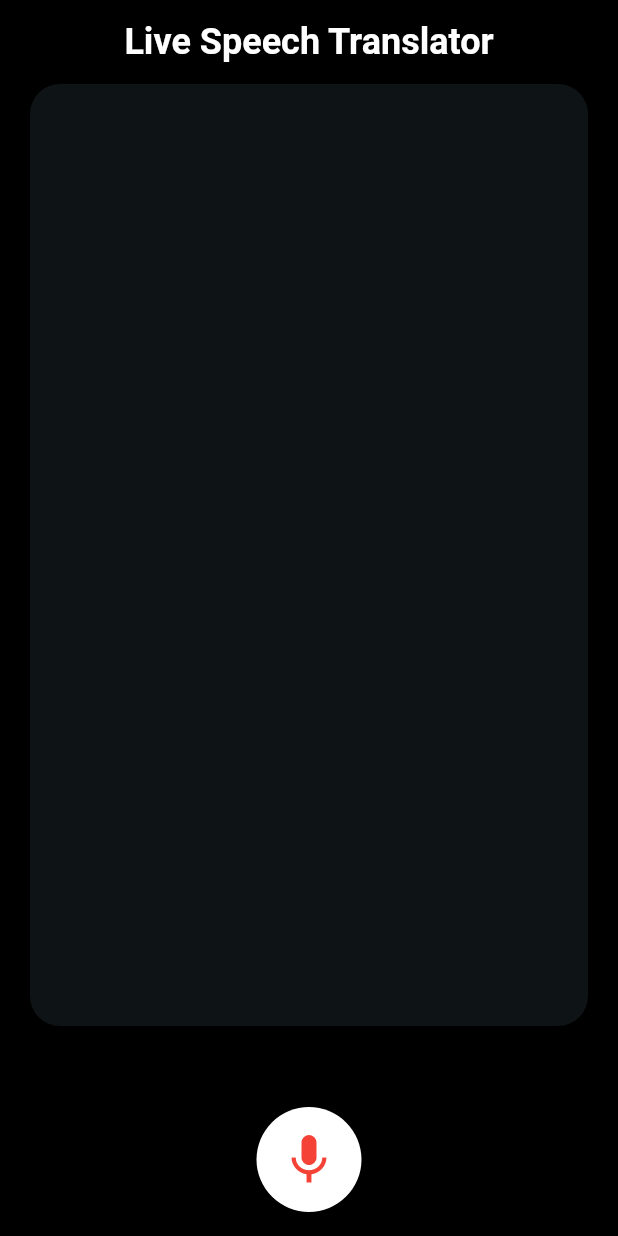
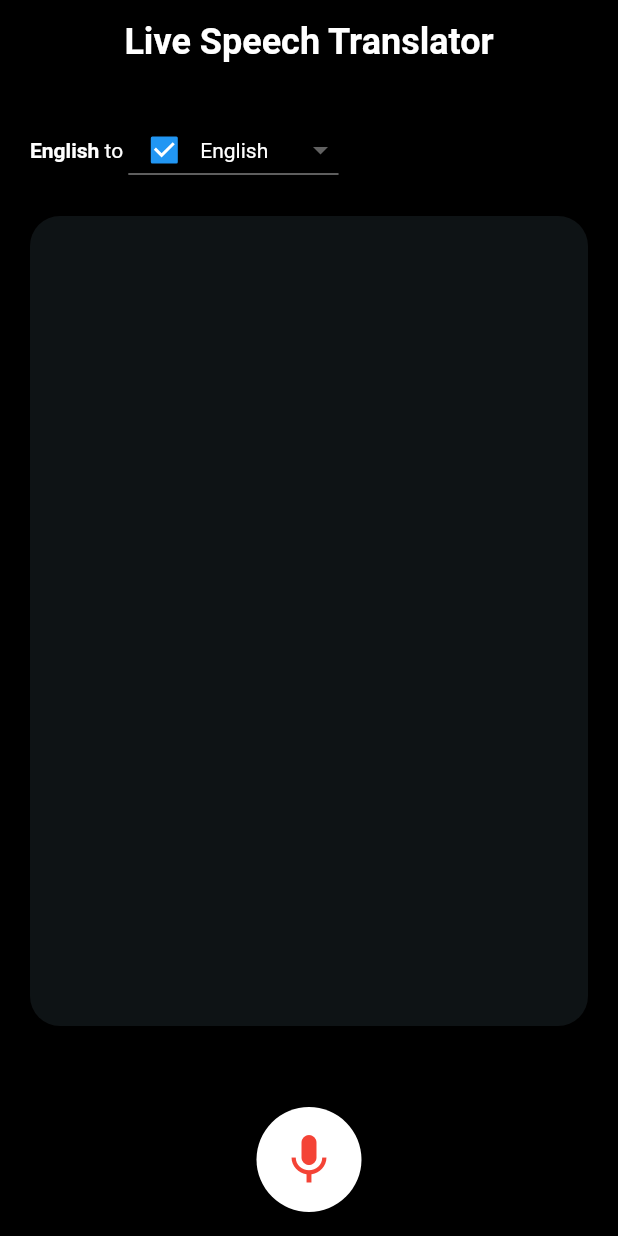
Before and after one commit to jisjoe-mathew/hack_live_translate, a Flutter app: the screen it shows after launch, on a phone screen of 412 x 824 dp. Run offline on Flutter 3.47's test engine with Material 2 defaults, Android fonts, the phone set to English and light mode, and no system bars; our stand-ins replace speech_to_text; missing offline and left inert: translate, translator.

Commit message:
Add language translation

```diff
--- a/lib/home_screen.dart
+++ b/lib/home_screen.dart
@@ -1,4 +1,5 @@
 import 'package:flutter/material.dart';
+import 'package:hack_live_translate/translation_service.dart';
 import 'package:speech_to_text/speech_recognition_result.dart';
 import 'package:speech_to_text/speech_to_text.dart';
 
@@ -33,10 +34,9 @@ class _HomeScreenState extends State<HomeScreen> {
 
   String _lastWords = '';
 
-  void _onSpeechResult(SpeechRecognitionResult result) {
-    setState(() {
-      _lastWords = result.recognizedWords;
-    });
+  void _onSpeechResult(SpeechRecognitionResult result) async {
+    _lastWords = await TranslationService().translateString(result.recognizedWords);
+    setState(() {});
     scrollToEnd();
   }
 
@@ -95,7 +95,57 @@ class _HomeScreenState extends State<HomeScreen> {
               ),
             )
           : SizedBox.shrink(),
-      body: Container(
+      body: Column(
+        crossAxisAlignment: CrossAxisAlignment.start,
+        children: [
+          Padding(
+            padding: EdgeInsets.all(20.0),
+            child: Wrap(
+              crossAxisAlignment: WrapCrossAlignment.center,
+              children: [
+                Text(
+                  'English ',
+                  style: TextStyle(
+                    color: Colors.white,
+                    fontWeight: FontWeight.bold,
+                  ),
+                ),
+                Text(
+                  'to ',
+                  style: TextStyle(color: Colors.white),
+                ),
+                DropdownButton<List<String>>(
+                  style: TextStyle(color: Colors.white),
+                  dropdownColor: Colors.black,
+                  value: languages.firstWhere((element) => element.last == TranslationService.langCode),
+                  items: [
+                    ...languages
+                        .map((e) => DropdownMenuItem<List<String>>(
+                              value: e,
+                              child: Row(
+                                children: <Widget>[
+                                  AbsorbPointer(
+                                    child: Checkbox(
+                                      onChanged: (bool? value) {},
+                                      value: e.last == TranslationService.langCode,
+                                    ),
+                                  ),
+                                  Text(e.first),
+                                ],
+                              ),
+                            ))
+                        .toList(),
+                  ],
+                  onChanged: (value) {
+                    TranslationService().updateLanguage(value!);
+                    setState(() {});
+                  },
+                ),
+              ],
+            ),
+          ),
+          Expanded(
+            child: Container(
               margin: EdgeInsets.fromLTRB(20, 0, 20, 140),
               width: double.infinity,
               height: double.infinity,
@@ -119,6 +169,9 @@ class _HomeScreenState extends State<HomeScreen> {
                 ),
               ),
             ),
+          ),
+        ],
+      ),
     );
   }
 }
--- a/lib/main.dart
+++ b/lib/main.dart
@@ -16,8 +16,8 @@ class MyApp extends StatelessWidget {
   Widget build(BuildContext context) {
     return MaterialApp(
       title: 'Live Speech Translate',
-      theme: ThemeData(
-      ),
+      themeMode: ThemeMode.dark,
+      theme: ThemeData(unselectedWidgetColor: Colors.white),
       home: HomeScreen(),
     );
   }
--- /dev/null
+++ b/lib/translation_service.dart
@@ -0,0 +1,33 @@
+import 'package:translator/translator.dart';
+
+class TranslationService {
+  // TranslationService._();
+  //
+  // static TranslationService get instance => TranslationService._();
+
+  final translator = GoogleTranslator();
+
+  static String langCode = 'en';
+
+  void updateLanguage(List<String> lang) {
+    langCode = lang.last;
+  }
+
+  Future<String> translateString(String text) async {
+    if (langCode != 'en') {
+      try {
+        Translation translation = await translator.translate(text, to: langCode);
+        return translation.text;
+      } catch (e) {
+        //TODO: Translation failed message
+      }
+    }
+    return text;
+  }
+}
+
+const List<List<String>> languages = [
+  ['English', 'en'],
+  ['Malayalam', 'ml'],
+  ['German', 'de'],
+];
--- a/pubspec.yaml
+++ b/pubspec.yaml
@@ -25,6 +25,7 @@ dependencies:
     sdk: flutter
   speech_to_text: ^5.1.1
   translate: ^1.0.0
+  translator: ^0.1.7
 
 
   # The following adds the Cupertino Icons font to your application.
```
Also changed, not shown: pubspec.lock. Lines whose indentation alone changed are shown as unchanged.
